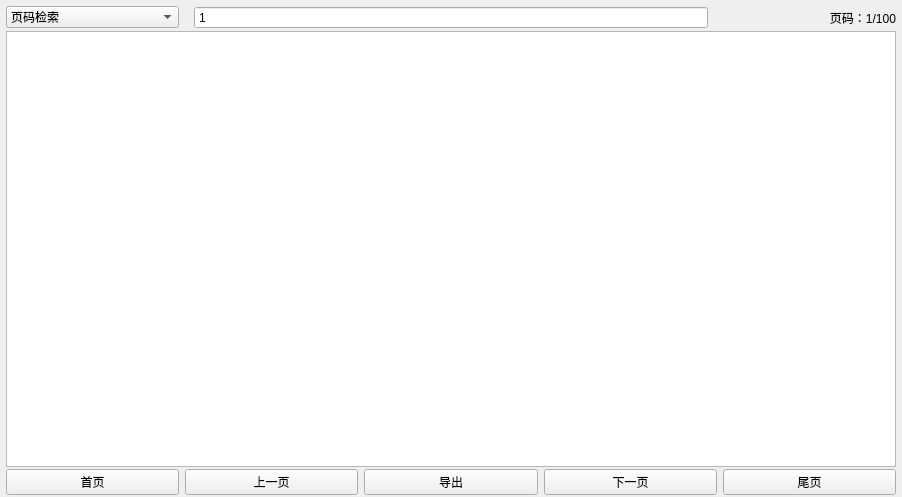
Before: the Qt Designer form querydata.ui in DREAM251/WaterMonitoring, drawn with Qt 5.
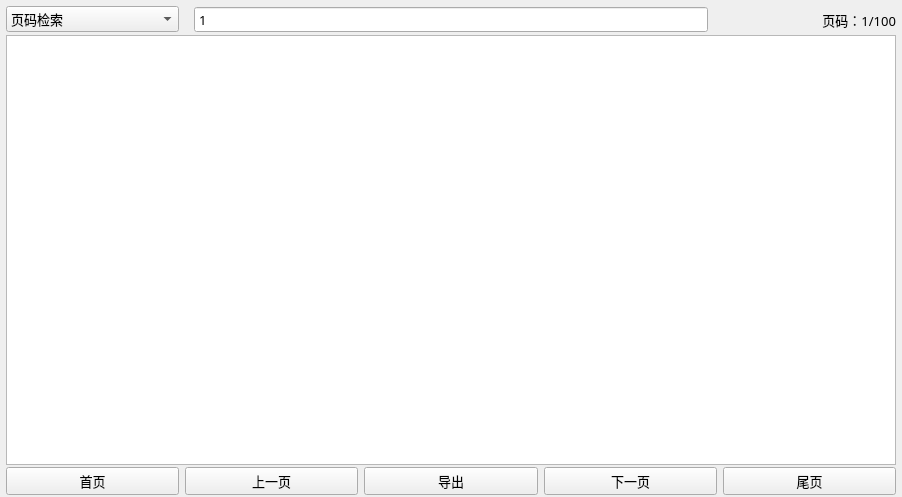
After: the same form once the commit is applied.

Commit message: 更改字体和界面

```diff
--- a/querydata.ui
+++ b/querydata.ui
@@ -10,6 +10,15 @@
     <height>497</height>
    </rect>
   </property>
+  <property name="font">
+   <font>
+    <family>Sans Serif</family>
+    <pointsize>10</pointsize>
+    <weight>50</weight>
+    <italic>false</italic>
+    <bold>false</bold>
+   </font>
+  </property>
   <property name="windowTitle">
    <string>Form</string>
   </property>
@@ -22,6 +31,18 @@
    </property>
    <item row="0" column="0">
     <widget class="QStackedWidget" name="swPageSel">
+     <property name="font">
+      <font>
+       <family>Sans Serif</family>
+       <pointsize>10</pointsize>
+       <weight>50</weight>
+       <italic>false</italic>
+       <bold>false</bold>
+      </font>
+     </property>
+     <property name="styleSheet">
+      <string notr="true">font: 10pt &quot;Sans Serif&quot;;</string>
+     </property>
      <property name="frameShape">
       <enum>QFrame::NoFrame</enum>
      </property>
@@ -46,7 +67,20 @@
         <number>2</number>
        </property>
        <item row="1" column="0" colspan="5">
-        <widget class="QTableView" name="tvShowData"/>
+        <widget class="QTableView" name="tvShowData">
+         <property name="font">
+          <font>
+           <family>Sans Serif</family>
+           <pointsize>8</pointsize>
+           <weight>50</weight>
+           <italic>false</italic>
+           <bold>false</bold>
+          </font>
+         </property>
+         <property name="styleSheet">
+          <string notr="true">font: 8pt &quot;Sans Serif&quot;;</string>
+         </property>
+        </widget>
        </item>
        <item row="2" column="3">
         <widget class="QPushButton" name="pbNextPage">
@@ -85,6 +119,15 @@
        </item>
        <item row="0" column="4">
         <widget class="QLabel" name="lbPages">
+         <property name="font">
+          <font>
+           <family>Sans Serif</family>
+           <pointsize>10</pointsize>
+           <weight>50</weight>
+           <italic>false</italic>
+           <bold>false</bold>
+          </font>
+         </property>
          <property name="styleSheet">
           <string notr="true">QLabel{font : 11pt;};</string>
          </property>
@@ -123,6 +166,15 @@
            </property>
            <item row="0" column="0">
             <widget class="QSpinBox" name="spJumpPage">
+             <property name="font">
+              <font>
+               <family>Sans Serif</family>
+               <pointsize>10</pointsize>
+               <weight>50</weight>
+               <italic>false</italic>
+               <bold>false</bold>
+              </font>
+             </property>
              <property name="buttonSymbols">
               <enum>QAbstractSpinBox::NoButtons</enum>
              </property>
@@ -169,6 +221,15 @@
        </item>
        <item row="0" column="0">
         <widget class="QComboBox" name="cbSearch">
+         <property name="font">
+          <font>
+           <family>Sans Serif</family>
+           <pointsize>10</pointsize>
+           <weight>50</weight>
+           <italic>false</italic>
+           <bold>false</bold>
+          </font>
+         </property>
          <item>
           <property name="text">
            <string>页码检索</string>
```
Left out of the diff: 28 changed lines with no effect on the pictures.
